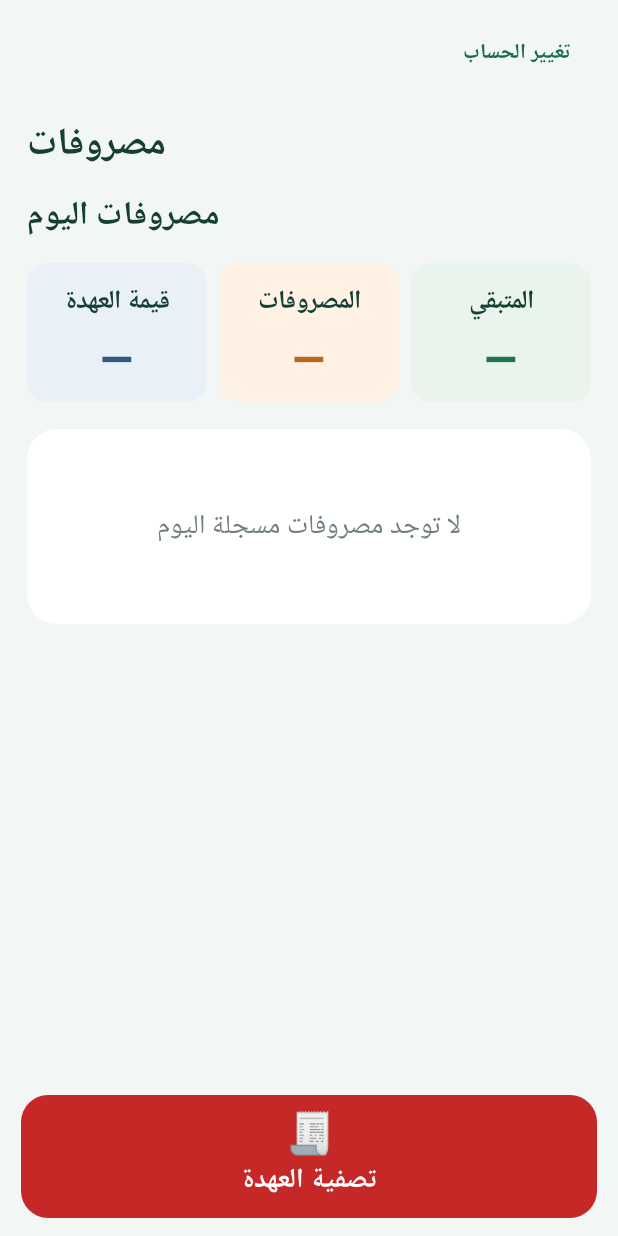
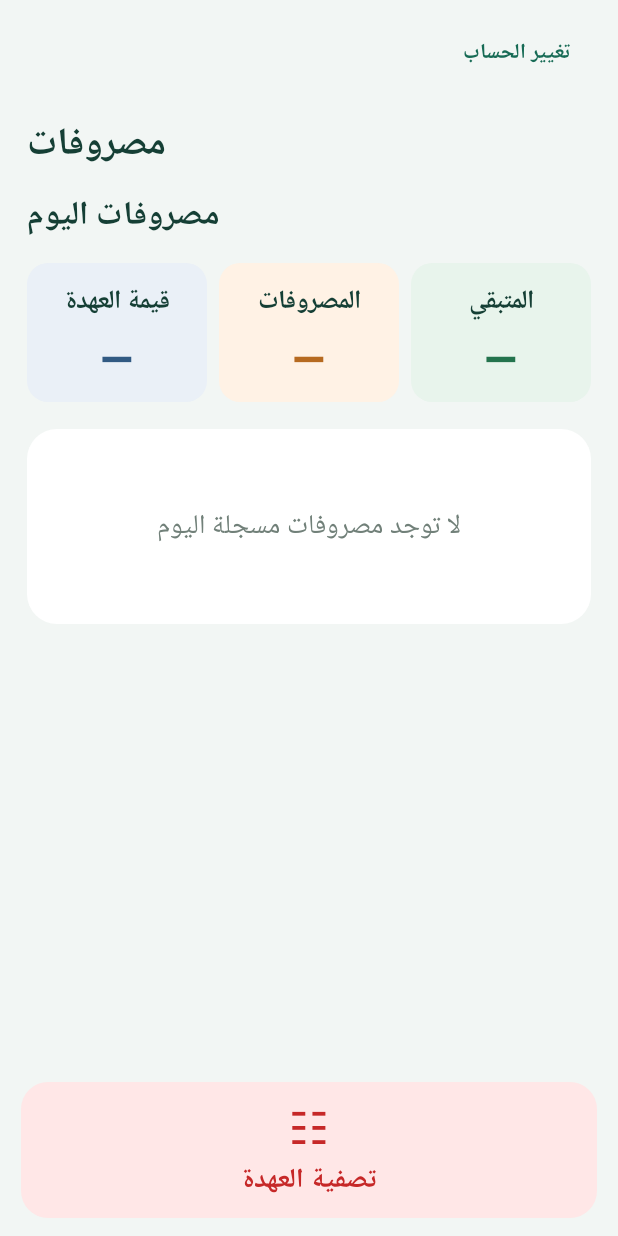
Before and after one commit to amrsamy6000-prog/AlSalama-Custody-System, an Android app built with Jetpack Compose: the composable PersonExpensesScreen called with empty values, on a phone screen of 412 x 824 dp. Run offline under Robolectric (Android 15) with nearby library versions, the phone set to English and light mode, and no system bars; our stand-ins replace Firebase (no records; nobody signed in at launch, a user with empty details on screens opened directly).

Commit message:
02 - Improve finance screen clarity and expense history controls

```diff
--- a/app/src/main/java/com/alsalama/custody/MainActivity.kt
+++ b/app/src/main/java/com/alsalama/custody/MainActivity.kt
@@ -112,7 +112,7 @@ private val loginAccounts = listOf(
     )),
     LoginAccount(charArrayOf(52.toChar(), 52.toChar(), 49.toChar(), 52.toChar(), 48.toChar(), 48.toChar()).concatToString(), "سامي هنداوي", "الإدارة المالية", listOf(
         "لوحة متابعة العهد الأربعة", "تمويل العهد",
-        "تسوية وإغلاق العهد", "الإجماليات والأرصدة والتقارير"
+        "الإجماليات والأرصدة والتقارير"
     )),
     LoginAccount(charArrayOf(49.toChar(), 48.toChar(), 48.toChar(), 49.toChar(), 48.toChar(), 48.toChar()).concatToString(), "عبدالله", "مسؤول العمليات", listOf(
         "تسجيل مصروفاته ومصروفات أحمد حسن", "الاطلاع على جميع العهد والمصروفات"
@@ -770,7 +770,7 @@ private fun ExpenseEntryCard(item: ExpenseRecord, isNew: Boolean) {
         modifier = Modifier.fillMaxWidth(),
         shape = RoundedCornerShape(17.dp),
         colors = CardDefaults.cardColors(
-            containerColor = if (isNew) Color(0xFFEAF2FF) else Color.White
+            containerColor = if (isNew) Color(0xFFFFF2D9) else Color.White
         ),
         elevation = CardDefaults.cardElevation(defaultElevation = if (isNew) 3.dp else 1.dp)
     ) {
@@ -792,9 +792,9 @@ private fun ExpenseEntryCard(item: ExpenseRecord, isNew: Boolean) {
                     Text(
                         "جديد",
                         modifier = Modifier
-                            .background(Color(0xFFD6E7FF), RoundedCornerShape(9.dp))
+                            .background(Color(0xFFFFDFA3), RoundedCornerShape(9.dp))
                             .padding(horizontal = 10.dp, vertical = 5.dp),
-                        color = Color(0xFF245A9A),
+                        color = Color(0xFF8A4B08),
                         fontSize = 12.sp,
                         fontWeight = FontWeight.Bold
                     )
@@ -1080,12 +1080,12 @@ private fun PersonExpensesScreen(
                     onClick = onSettle,
                     modifier = Modifier.fillMaxWidth().heightIn(min = 72.dp),
                     shape = RoundedCornerShape(18.dp),
-                    colors = ButtonDefaults.buttonColors(containerColor = Color(0xFFC62828)),
+                    colors = ButtonDefaults.buttonColors(containerColor = Color(0xFFFFE7E7), contentColor = Color(0xFFC62828)),
                     contentPadding = androidx.compose.foundation.layout.PaddingValues(horizontal = 12.dp, vertical = 9.dp)
                 ) {
                     Column(horizontalAlignment = Alignment.CenterHorizontally) {
-                        Text("🧾", fontSize = 27.sp, lineHeight = 30.sp)
-                        Text("تصفية العهدة", fontSize = 18.sp, fontWeight = FontWeight.Bold, textAlign = TextAlign.Center)
+                        Text("☷", color = Color(0xFFC62828), fontSize = 30.sp, lineHeight = 32.sp)
+                        Text("تصفية العهدة", color = Color(0xFFC62828), fontSize = 18.sp, fontWeight = FontWeight.Bold, textAlign = TextAlign.Center)
                     }
                 }
             }
```
